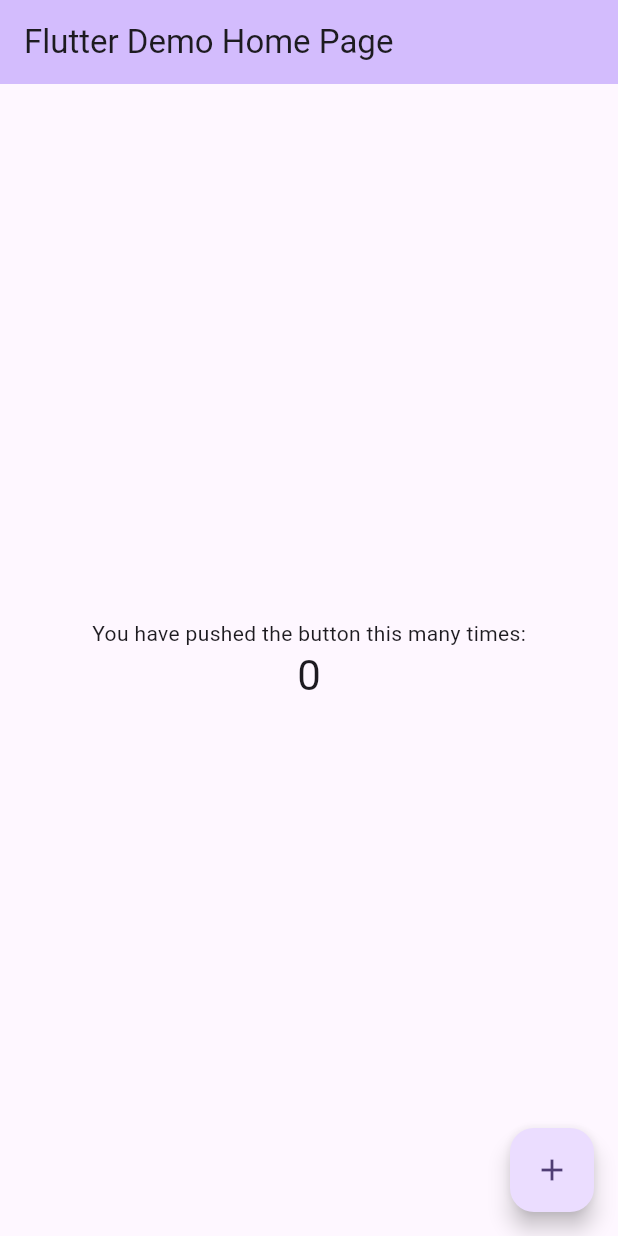
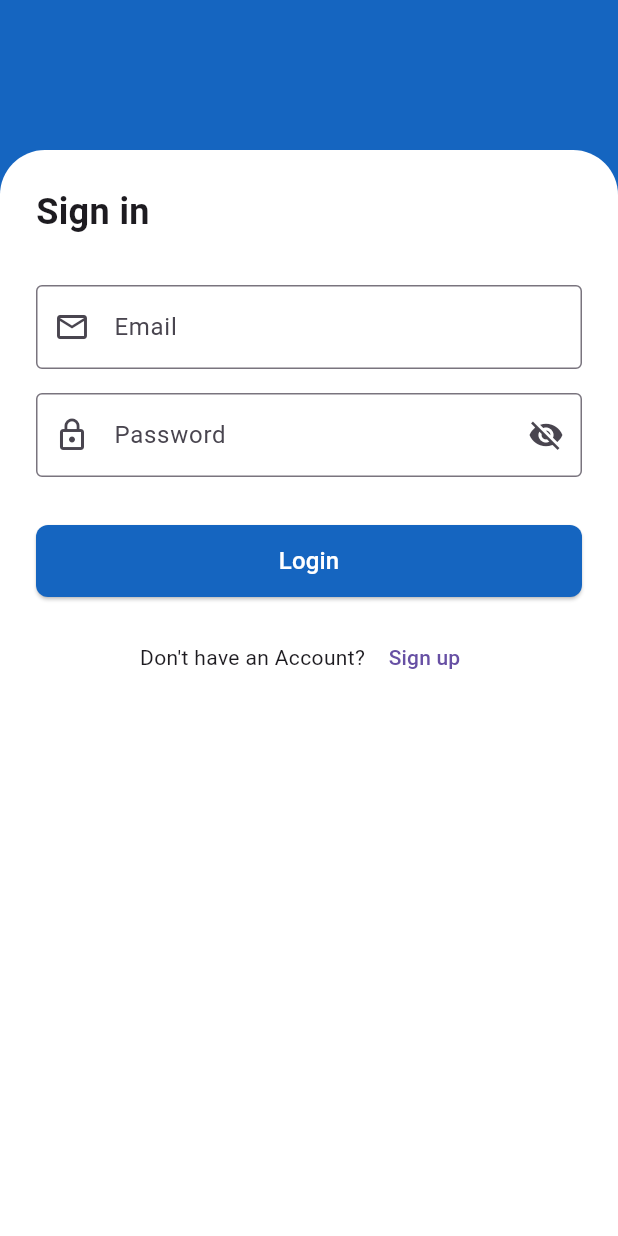
Before and after one commit to 0211Abhay/CPMAD_Hackathon, a Flutter app: the screen it shows after launch, on a phone screen of 412 x 824 dp. Run offline on Flutter 3.47's test engine with Material 3 defaults, Android fonts, the phone set to English and light mode, and no system bars; our stand-ins replace firebase_core; missing offline and left inert: practice_app_course; accounts and stored records are empty; statements that could not run were skipped.

Commit message:
new main file and sign in sign up

```diff
--- a/skillconnect_app/lib/main.dart
+++ b/skillconnect_app/lib/main.dart
@@ -1,126 +1,29 @@
+import 'package:firebase_core/firebase_core.dart';
 import 'package:flutter/material.dart';
+import 'package:practice_app_course/firebase_options.dart';
+import 'screens/sign_in_screen.dart';
 
-void main() {
+Future<void> main() async {
+  await Firebase.initializeApp(
+    options: DefaultFirebaseOptions.currentPlatform,
+);
   runApp(const MyApp());
+
 }
 
 class MyApp extends StatelessWidget {
-  const MyApp({super.key});
+  const MyApp({Key? key}) : super(key: key);
 
-  // This widget is the root of your application.
   @override
   Widget build(BuildContext context) {
     return MaterialApp(
-      title: 'Flutter Demo',
+      title: 'Auth Demo',
+      theme: ThemeData(
+        primarySwatch: Colors.blue,
+        scaffoldBackgroundColor: Colors.white,
+      ),
+      home: const SignInScreen(),
       debugShowCheckedModeBanner: false,
-      theme: ThemeData(
-        // This is the theme of your application.
-        //
-        // TRY THIS: Try running your application with "flutter run". You'll see
-        // the application has a purple toolbar. Then, without quitting the app,
-        // try changing the seedColor in the colorScheme below to Colors.green
-        // and then invoke "hot reload" (save your changes or press the "hot
-        // reload" button in a Flutter-supported IDE, or press "r" if you used
-        // the command line to start the app).
-        //
-        // Notice that the counter didn't reset back to zero; the application
-        // state is not lost during the reload. To reset the state, use hot
-        // restart instead.
-        //
-        // This works for code too, not just values: Most code changes can be
-        // tested with just a hot reload.
-        colorScheme: ColorScheme.fromSeed(seedColor: Colors.deepPurple),
-        useMaterial3: true,
-      ),
-      home: const MyHomePage(title: 'Flutter Demo Home Page'),
     );
   }
 }
-
-class MyHomePage extends StatefulWidget {
-  const MyHomePage({super.key, required this.title});
-
-  // This widget is the home page of your application. It is stateful, meaning
-  // that it has a State object (defined below) that contains fields that affect
-  // how it looks.
-
-  // This class is the configuration for the state. It holds the values (in this
-  // case the title) provided by the parent (in this case the App widget) and
-  // used by the build method of the State. Fields in a Widget subclass are
-  // always marked "final".
-
-  final String title;
-
-  @override
-  State<MyHomePage> createState() => _MyHomePageState();
-}
-
-class _MyHomePageState extends State<MyHomePage> {
-  int _counter = 0;
-
-  void _incrementCounter() {
-    setState(() {
-      // This call to setState tells the Flutter framework that something has
-      // changed in this State, which causes it to rerun the build method below
-      // so that the display can reflect the updated values. If we changed
-      // _counter without calling setState(), then the build method would not be
-      // called again, and so nothing would appear to happen.
-      _counter++;
-    });
-  }
-
-  @override
-  Widget build(BuildContext context) {
-    // This method is rerun every time setState is called, for instance as done
-    // by the _incrementCounter method above.
-    //
-    // The Flutter framework has been optimized to make rerunning build methods
-    // fast, so that you can just rebuild anything that needs updating rather
-    // than having to individually change instances of widgets.
-    return Scaffold(
-      appBar: AppBar(
-        // TRY THIS: Try changing the color here to a specific color (to
-        // Colors.amber, perhaps?) and trigger a hot reload to see the AppBar
-        // change color while the other colors stay the same.
-        backgroundColor: Theme.of(context).colorScheme.inversePrimary,
-        // Here we take the value from the MyHomePage object that was created by
-        // the App.build method, and use it to set our appbar title.
-        title: Text(widget.title),
-      ),
-      body: Center(
-        // Center is a layout widget. It takes a single child and positions it
-        // in the middle of the parent.
-        child: Column(
-          // Column is also a layout widget. It takes a list of children and
-          // arranges them vertically. By default, it sizes itself to fit its
-          // children horizontally, and tries to be as tall as its parent.
-          //
-          // Column has various properties to control how it sizes itself and
-          // how it positions its children. Here we use mainAxisAlignment to
-          // center the children vertically; the main axis here is the vertical
-          // axis because Columns are vertical (the cross axis would be
-          // horizontal).
-          //
-          // TRY THIS: Invoke "debug painting" (choose the "Toggle Debug Paint"
-          // action in the IDE, or press "p" in the console), to see the
-          // wireframe for each widget.
-          mainAxisAlignment: MainAxisAlignment.center,
-          children: <Widget>[
-            const Text(
-              'You have pushed the button this many times:',
-            ),
-            Text(
-              '$_counter',
-              style: Theme.of(context).textTheme.headlineMedium,
-            ),
-          ],
-        ),
-      ),
-      floatingActionButton: FloatingActionButton(
-        onPressed: _incrementCounter,
-        tooltip: 'Increment',
-        child: const Icon(Icons.add),
-      ), // This trailing comma makes auto-formatting nicer for build methods.
-    );
-  }
-}
--- /dev/null
+++ b/skillconnect_app/lib/screens/sign_in_screen.dart
@@ -0,0 +1,172 @@
+import 'package:flutter/material.dart';
+import 'sign_up_screen.dart';
+
+class SignInScreen extends StatefulWidget {
+  const SignInScreen({Key? key}) : super(key: key);
+
+  @override
+  State<SignInScreen> createState() => _SignInScreenState();
+}
+
+class _SignInScreenState extends State<SignInScreen> {
+  final _formKey = GlobalKey<FormState>();
+  final _emailController = TextEditingController();
+  final _passwordController = TextEditingController();
+  bool _obscurePassword = true;
+
+  @override
+  void dispose() {
+    _emailController.dispose();
+    _passwordController.dispose();
+    super.dispose();
+  }
+
+  void _navigateToSignUp() {
+    Navigator.push(
+      context,
+      MaterialPageRoute(
+        builder: (context) => const SignUpScreen(),
+      ),
+    );
+  }
+
+  String? _validateEmail(String? value) {
+    if (value == null || value.isEmpty) {
+      return 'Email is required';
+    }
+    final emailRegex = RegExp(r'^[\w-\.]+@([\w-]+\.)+[\w-]{2,4}$');
+    if (!emailRegex.hasMatch(value)) {
+      return 'Enter a valid email address';
+    }
+    return null;
+  }
+
+  String? _validatePassword(String? value) {
+    if (value == null || value.isEmpty) {
+      return 'Password is required';
+    }
+    if (value.length < 6) {
+      return 'Password must be at least 6 characters';
+    }
+    return null;
+  }
+
+  @override
+  Widget build(BuildContext context) {
+    return Scaffold(
+      body: SingleChildScrollView(
+        child: Container(
+          height: MediaQuery.of(context).size.height,
+          decoration: BoxDecoration(
+            color: Colors.blue[800],
+          ),
+          child: Column(
+            children: [
+              const SizedBox(height: 100),
+              Expanded(
+                child: Container(
+                  decoration: const BoxDecoration(
+                    color: Colors.white,
+                    borderRadius: BorderRadius.only(
+                      topLeft: Radius.circular(30),
+                      topRight: Radius.circular(30),
+                    ),
+                  ),
+                  child: Padding(
+                    padding: const EdgeInsets.all(24.0),
+                    child: Form(
+                      key: _formKey,
+                      child: Column(
+                        crossAxisAlignment: CrossAxisAlignment.start,
+                        children: [
+                          const Text(
+                            'Sign in',
+                            style: TextStyle(
+                              fontSize: 24,
+                              fontWeight: FontWeight.bold,
+                            ),
+                          ),
+                          const SizedBox(height: 32),
+                          TextFormField(
+                            controller: _emailController,
+                            validator: _validateEmail,
+                            decoration: const InputDecoration(
+                              labelText: 'Email',
+                              border: OutlineInputBorder(),
+                              prefixIcon: Icon(Icons.email_outlined),
+                            ),
+                            keyboardType: TextInputType.emailAddress,
+                          ),
+                          const SizedBox(height: 16),
+                          TextFormField(
+                            controller: _passwordController,
+                            validator: _validatePassword,
+                            obscureText: _obscurePassword,
+                            decoration: InputDecoration(
+                              labelText: 'Password',
+                              border: const OutlineInputBorder(),
+                              prefixIcon: const Icon(Icons.lock_outline),
+                              suffixIcon: IconButton(
+                                icon: Icon(_obscurePassword
+                                    ? Icons.visibility_off
+                                    : Icons.visibility),
+                                onPressed: () {
+                                  setState(() {
+                                    _obscurePassword = !_obscurePassword;
+                                  });
+                                },
+                              ),
+                            ),
+                          ),
+                          const SizedBox(height: 32),
+                          SizedBox(
+                            width: double.infinity,
+                            height: 48,
+                            child: ElevatedButton(
+                              onPressed: () {
+                                if (_formKey.currentState!.validate()) {
+                                  // Implement login logic here
+                                  debugPrint('Login button pressed');
+                                  debugPrint('Email: ${_emailController.text}');
+                                  debugPrint('Password: ${_passwordController.text}');
+                                }
+                              },
+                              style: ElevatedButton.styleFrom(
+                                backgroundColor: Colors.blue[800],
+                                shape: RoundedRectangleBorder(
+                                  borderRadius: BorderRadius.circular(8),
+                                ),
+                              ),
+                              child: const Text(
+                                'Login',
+                                style: TextStyle(
+                                  fontSize: 16,
+                                  color: Colors.white,
+                                ),
+                              ),
+                            ),
+                          ),
+                          const SizedBox(height: 16),
+                          Row(
+                            mainAxisAlignment: MainAxisAlignment.center,
+                            children: [
+                              const Text("Don't have an Account? "),
+                              TextButton(
+                                onPressed: _navigateToSignUp,
+                                child: const Text('Sign up'),
+                              ),
+                            ],
+                          ),
+                        ],
+                      ),
+                    ),
+                  ),
+                ),
+              ),
+            ],
+          ),
+        ),
+      ),
+    );
+  }
+}
```
Also changed, not shown: skillconnect_app/lib/screens/sign_up_screen.dart (added, +225 -0 lines), skillconnect_app/lib/screens/login_screen.dart (deleted).
